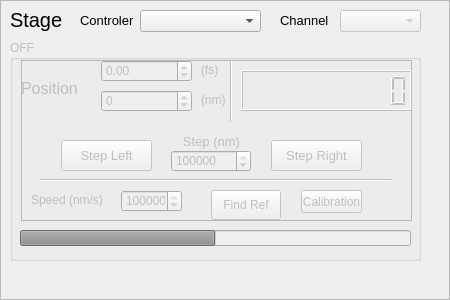
Old version of the form SmarActUI_f.ui in the repository Attolab/FeedbackRABBIT.
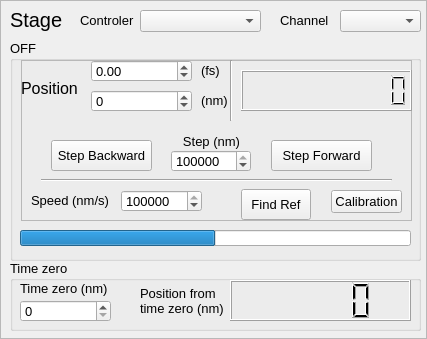
New version of the form.

What changed in the file:
```diff
--- a/SmarActUI_f.ui
+++ b/SmarActUI_f.ui
@@ -6,21 +6,20 @@
    <rect>
     <x>0</x>
     <y>0</y>
-    <width>450</width>
-    <height>300</height>
+    <width>427</width>
+    <height>339</height>
    </rect>
   </property>
   <property name="minimumSize">
    <size>
-    <width>450</width>
-    <height>300</height>
+    <width>330</width>
+    <height>210</height>
    </size>
   </property>
-  <property name="maximumSize">
-   <size>
-    <width>450</width>
-    <height>300</height>
-   </size>
+  <property name="font">
+   <font>
+    <pointsize>10</pointsize>
+   </font>
   </property>
   <property name="windowTitle">
    <string>Frame</string>
@@ -33,7 +32,7 @@
   </property>
   <widget class="QGroupBox" name="StageGroupBox">
    <property name="enabled">
-    <bool>false</bool>
+    <bool>true</bool>
    </property>
    <property name="geometry">
     <rect>
@@ -53,6 +52,9 @@
     <bool>false</bool>
    </property>
    <widget class="QProgressBar" name="PositionProgressBar">
+    <property name="enabled">
+     <bool>true</bool>
+    </property>
     <property name="geometry">
      <rect>
       <x>10</x>
@@ -76,7 +78,7 @@
    </widget>
    <widget class="QFrame" name="inputsFrame">
     <property name="enabled">
-     <bool>false</bool>
+     <bool>true</bool>
     </property>
     <property name="geometry">
      <rect>
@@ -93,6 +95,9 @@
      <enum>QFrame::Raised</enum>
     </property>
     <widget class="QLabel" name="FsLabel">
+     <property name="enabled">
+      <bool>true</bool>
+     </property>
      <property name="geometry">
       <rect>
        <x>180</x>
@@ -106,6 +111,9 @@
      </property>
     </widget>
     <widget class="QLabel" name="NmLabel">
+     <property name="enabled">
+      <bool>true</bool>
+     </property>
      <property name="geometry">
       <rect>
        <x>180</x>
@@ -119,11 +127,14 @@
      </property>
     </widget>
     <widget class="QSpinBox" name="PositionNmSpinBox">
+     <property name="enabled">
+      <bool>true</bool>
+     </property>
      <property name="geometry">
       <rect>
-       <x>80</x>
+       <x>70</x>
        <y>30</y>
-       <width>91</width>
+       <width>101</width>
        <height>22</height>
       </rect>
      </property>
@@ -138,12 +149,15 @@
      </property>
     </widget>
     <widget class="QPushButton" name="FindRefPushButton">
+     <property name="enabled">
+      <bool>true</bool>
+     </property>
      <property name="geometry">
       <rect>
-       <x>190</x>
-       <y>130</y>
+       <x>220</x>
+       <y>129</y>
        <width>70</width>
-       <height>30</height>
+       <height>31</height>
       </rect>
      </property>
      <property name="text">
@@ -154,11 +168,14 @@
      </property>
     </widget>
     <widget class="QDoubleSpinBox" name="PositionFsSpinBox">
+     <property name="enabled">
+      <bool>true</bool>
+     </property>
      <property name="geometry">
       <rect>
-       <x>80</x>
+       <x>70</x>
        <y>0</y>
-       <width>91</width>
+       <width>101</width>
        <height>22</height>
       </rect>
      </property>
@@ -173,6 +190,9 @@
      </property>
     </widget>
     <widget class="QLabel" name="SpeedLabel">
+     <property name="enabled">
+      <bool>true</bool>
+     </property>
      <property name="geometry">
       <rect>
        <x>10</x>
@@ -181,16 +201,24 @@
        <height>20</height>
       </rect>
      </property>
+     <property name="font">
+      <font>
+       <pointsize>10</pointsize>
+      </font>
+     </property>
      <property name="text">
       <string>Speed (nm/s)</string>
      </property>
     </widget>
     <widget class="QSpinBox" name="SpeedSpinBox">
+     <property name="enabled">
+      <bool>true</bool>
+     </property>
      <property name="geometry">
       <rect>
        <x>100</x>
        <y>130</y>
-       <width>61</width>
+       <width>81</width>
        <height>22</height>
       </rect>
      </property>
@@ -205,6 +233,9 @@
      </property>
     </widget>
     <widget class="Line" name="line">
+     <property name="enabled">
+      <bool>true</bool>
+     </property>
      <property name="geometry">
       <rect>
        <x>20</x>
@@ -218,6 +249,9 @@
      </property>
     </widget>
     <widget class="QSpinBox" name="StepSpinBox">
+     <property name="enabled">
+      <bool>true</bool>
+     </property>
      <property name="geometry">
       <rect>
        <x>150</x>
@@ -240,6 +274,9 @@
      </property>
     </widget>
     <widget class="QLabel" name="StepLabel">
+     <property name="enabled">
+      <bool>true</bool>
+     </property>
      <property name="geometry">
       <rect>
        <x>160</x>
@@ -258,11 +295,14 @@
      </property>
     </widget>
     <widget class="QPushButton" name="StepLeftPushButton">
+     <property name="enabled">
+      <bool>true</bool>
+     </property>
      <property name="geometry">
       <rect>
-       <x>40</x>
+       <x>30</x>
        <y>80</y>
-       <width>91</width>
+       <width>101</width>
        <height>31</height>
       </rect>
      </property>
@@ -272,15 +312,18 @@
       </font>
      </property>
      <property name="text">
-      <string>Step Left</string>
+      <string>Step Backward</string>
      </property>
     </widget>
     <widget class="QPushButton" name="StepRightPushButton">
+     <property name="enabled">
+      <bool>true</bool>
+     </property>
      <property name="geometry">
       <rect>
        <x>250</x>
        <y>80</y>
-       <width>91</width>
+       <width>101</width>
        <height>31</height>
       </rect>
      </property>
@@ -290,10 +333,13 @@
       </font>
      </property>
      <property name="text">
-      <string>Step Right</string>
+      <string>Step Forward</string>
      </property>
     </widget>
     <widget class="QLabel" name="GoToLabel">
+     <property name="enabled">
+      <bool>true</bool>
+     </property>
      <property name="geometry">
       <rect>
        <x>0</x>
@@ -314,6 +360,9 @@
      </property>
     </widget>
     <widget class="Line" name="line_1">
+     <property name="enabled">
+      <bool>true</bool>
+     </property>
      <property name="geometry">
       <rect>
        <x>200</x>
@@ -327,6 +376,9 @@
      </property>
     </widget>
     <widget class="QLCDNumber" name="PositionNmLCD">
+     <property name="enabled">
+      <bool>true</bool>
+     </property>
      <property name="geometry">
       <rect>
        <x>220</x>
@@ -340,11 +392,14 @@
      </property>
     </widget>
     <widget class="QPushButton" name="CalibrationPushButton">
+     <property name="enabled">
+      <bool>true</bool>
+     </property>
      <property name="geometry">
       <rect>
-       <x>280</x>
+       <x>310</x>
        <y>130</y>
-       <width>61</width>
+       <width>71</width>
        <height>23</height>
       </rect>
      </property>
@@ -407,7 +462,7 @@
   </widget>
   <widget class="QComboBox" name="ChannelComboBox">
    <property name="enabled">
-    <bool>false</bool>
+    <bool>true</bool>
    </property>
    <property name="geometry">
     <rect>
@@ -441,6 +496,71 @@
     <enum>Qt::RichText</enum>
    </property>
   </widget>
+  <widget class="QGroupBox" name="groupBox">
+   <property name="geometry">
+    <rect>
+     <x>10</x>
+     <y>260</y>
+     <width>411</width>
+     <height>71</height>
+    </rect>
+   </property>
+   <property name="title">
+    <string>Time zero</string>
+   </property>
+   <widget class="QSpinBox" name="timeZeroSpinBox">
+    <property name="geometry">
+     <rect>
+      <x>10</x>
+      <y>40</y>
+      <width>91</width>
+      <height>22</height>
+     </rect>
+    </property>
+   </widget>
+   <widget class="QLabel" name="timeZeroLabel">
+    <property name="geometry">
+     <rect>
+      <x>10</x>
+      <y>20</y>
+      <width>91</width>
+      <height>16</height>
+     </rect>
+    </property>
+    <property name="font">
+     <font>
+      <pointsize>10</pointsize>
+     </font>
+    </property>
+    <property name="text">
+     <string>Time zero (nm)</string>
+    </property>
+   </widget>
+   <widget class="QLabel" name="pos2Label">
+    <property name="geometry">
+     <rect>
+      <x>130</x>
+      <y>20</y>
+      <width>91</width>
+      <height>41</height>
+     </rect>
+    </property>
+    <property name="text">
+     <string>Position from 
+time zero (nm)</string>
+    </property>
+   </widget>
+   <widget class="QLCDNumber" name="Position2NmLCD">
+    <property name="geometry">
+     <rect>
+      <x>220</x>
+      <y>20</y>
+      <width>181</width>
+      <height>41</height>
+     </rect>
+    </property>
+   </widget>
+  </widget>
  </widget>
  <tabstops>
   <tabstop>ControlerComboBox</tabstop>
```
Left out of the diff: 12 changed lines with no effect on the pictures.
